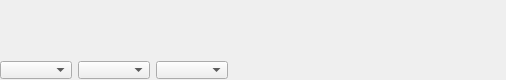
The window that spectrumwidget.ui (oldscienceguy/PebbleSDR) describes before a commit, drawn with Qt 5.
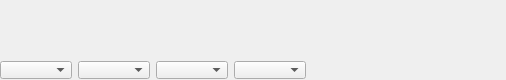
The same window after the commit.

Commit message: Added zoom to spectrum display and updated all freq tracking code to use it.  Also some general code cleanup

```diff
--- a/spectrumwidget.ui
+++ b/spectrumwidget.ui
@@ -187,6 +187,21 @@
            </property>
           </widget>
          </item>
+         <item>
+          <widget class="QComboBox" name="zoomBox">
+           <property name="maximumSize">
+            <size>
+             <width>80</width>
+             <height>18</height>
+            </size>
+           </property>
+           <property name="font">
+            <font>
+             <pointsize>8</pointsize>
+            </font>
+           </property>
+          </widget>
+         </item>
          <item>
           <spacer name="horizontalSpacer">
            <property name="orientation">
```
The commit also changes 3 other files.
